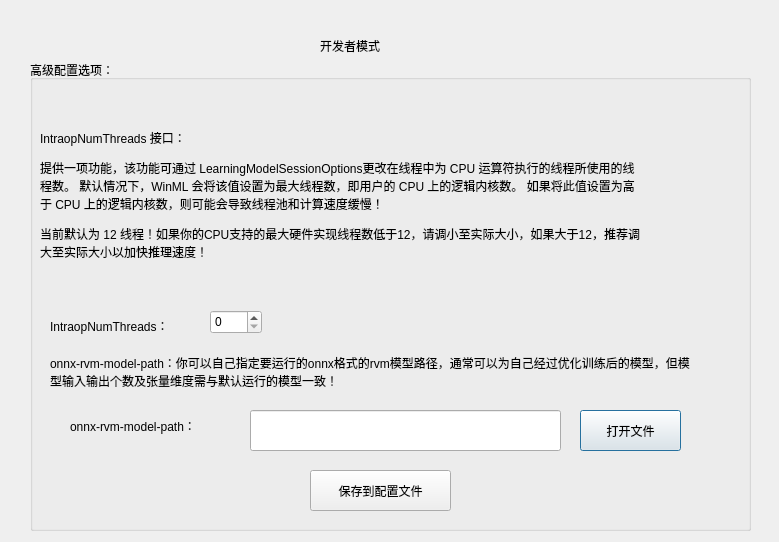
Qt form src/developmodewindow.ui (kiraYuukiAsuna/FragranceInThawGui) before a commit.
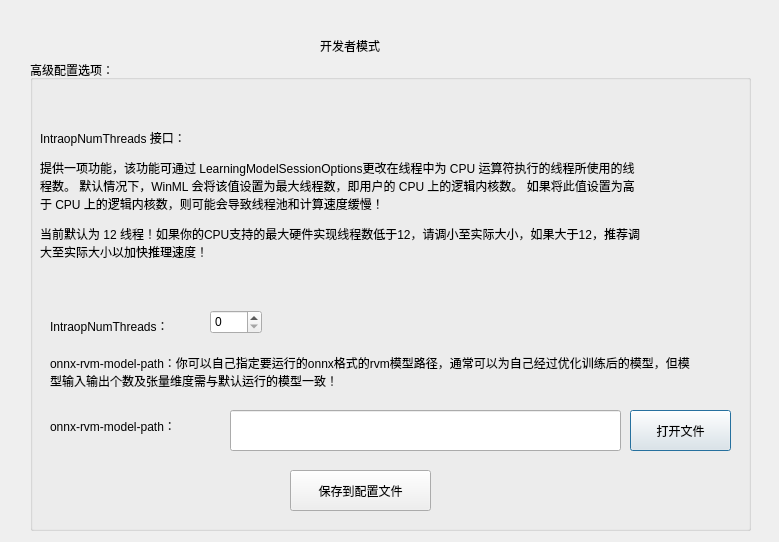
The same form after that commit.

The edit to the form file:
```diff
--- a/src/developmodewindow.ui
+++ b/src/developmodewindow.ui
@@ -86,7 +86,7 @@
    <widget class="QLabel" name="label_4">
     <property name="geometry">
      <rect>
-      <x>40</x>
+      <x>20</x>
       <y>350</y>
       <width>171</width>
       <height>31</height>
@@ -118,7 +118,7 @@
    <widget class="QPushButton" name="pushButton">
     <property name="geometry">
      <rect>
-      <x>550</x>
+      <x>600</x>
       <y>350</y>
       <width>101</width>
       <height>41</height>
@@ -131,9 +131,9 @@
    <widget class="QLineEdit" name="lineEdit">
     <property name="geometry">
      <rect>
-      <x>220</x>
+      <x>200</x>
       <y>350</y>
-      <width>311</width>
+      <width>391</width>
       <height>41</height>
      </rect>
     </property>
@@ -141,7 +141,7 @@
    <widget class="QPushButton" name="pushButton_2">
     <property name="geometry">
      <rect>
-      <x>280</x>
+      <x>260</x>
       <y>410</y>
       <width>141</width>
       <height>41</height>
```
